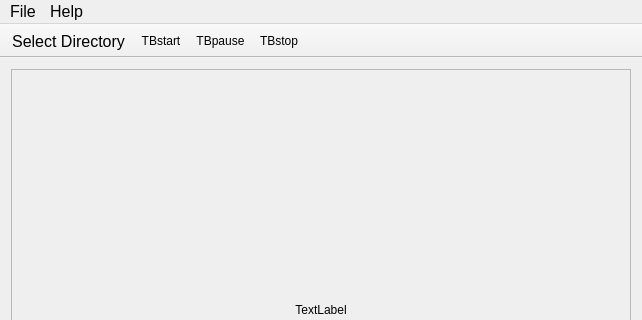
Before: the Qt Designer form mainwindow.ui in WaltWilliams/ShowTime, drawn with Qt 5; both pictures show x 0 to 642 and y 0 to 320 of the 642 by 583 pixel window.
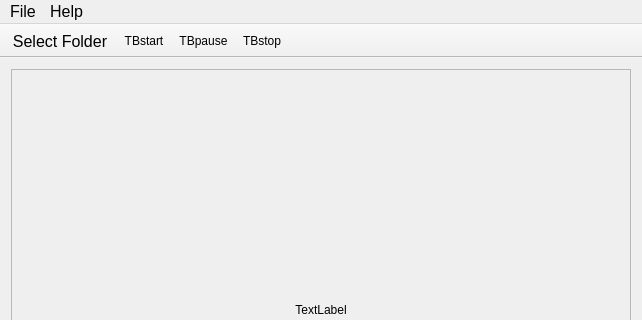
After: the same form once the commit is applied. Icons and pictures are not drawn.

Diff of the .ui file:
```diff
--- a/mainwindow.ui
+++ b/mainwindow.ui
@@ -162,7 +162,7 @@
     </iconset>
    </property>
    <property name="text">
-    <string>&amp;Select Directory</string>
+    <string>&amp;Select Folder</string>
    </property>
    <property name="toolTip">
     <string>Select Directory</string>
```
Left out of the diff: 2 changed lines with no effect on the pictures.
